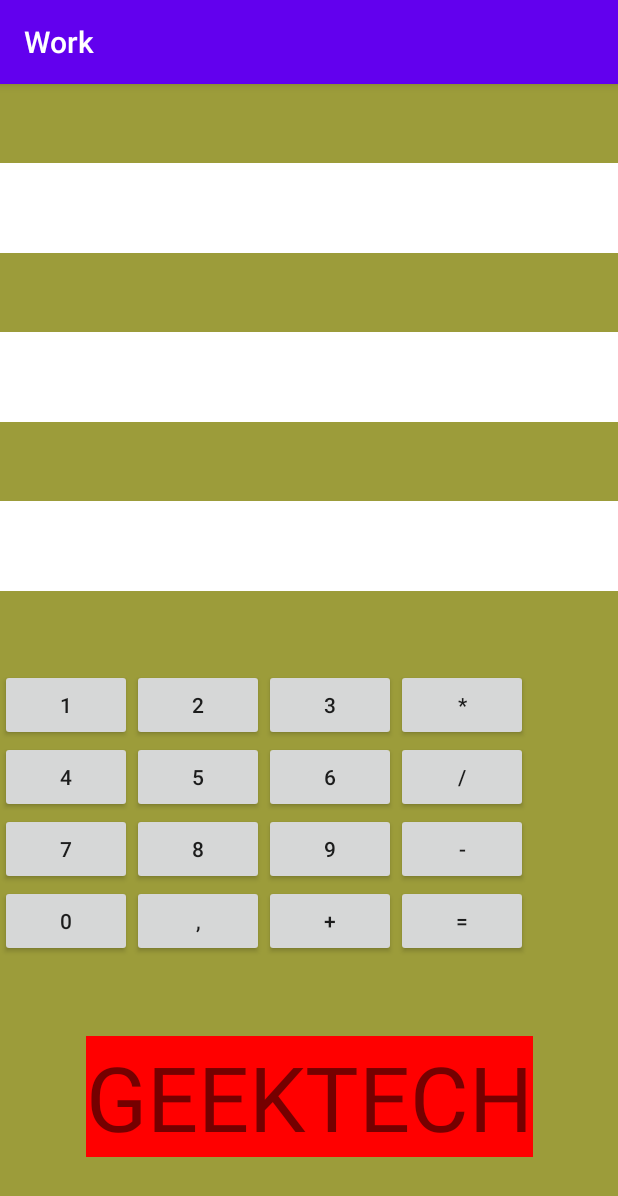
After one commit to beknazar-ctrl/3th, an Android app: the Calculator screen opened directly, with no data from a screen before it, on a phone screen of 412 x 824 dp. The commit adds this screen. Shown: the top 1196 px of the screen. Run offline under Robolectric (Android 15) with nearby library versions, the phone set to English and light mode, and no system bars.

Commit message:
добавил калькулятор

```diff
--- a/app/build.gradle
+++ b/app/build.gradle
@@ -31,4 +31,8 @@ dependencies {
     testImplementation 'junit:junit:4.12'
     androidTestImplementation 'androidx.test.ext:junit:1.1.2'
     androidTestImplementation 'androidx.test.espresso:espresso-core:3.3.0'
+    implementation 'androidx.recyclerview:recyclerview:1.1.0'
+    implementation 'com.google.android.material:material:1.1.0'
+    implementation 'androidx.legacy:legacy-support-v4:1.0.0'
+    implementation 'androidx.gridlayout:gridlayout:1.0.0'
 }
--- a/app/src/main/AndroidManifest.xml
+++ b/app/src/main/AndroidManifest.xml
@@ -9,6 +9,11 @@
         android:roundIcon="@mipmap/ic_launcher_round"
         android:supportsRtl="true"
         android:theme="@style/AppTheme">
+        <activity android:name=".Calculator">
+            <intent-filter>
+                <action android:name="android.intent.action.MAIN" />
+            </intent-filter>
+        </activity>
         <activity android:name=".LoginActivity">
             <intent-filter>
                 <action android:name="android.intent.action.MAIN" />
--- /dev/null
+++ b/app/src/main/java/com/example/work/Calculator.java
@@ -0,0 +1,79 @@
+package com.example.work;
+
+import androidx.appcompat.app.AppCompatActivity;
+
+import android.content.Intent;
+import android.os.Bundle;
+import android.util.Log;
+import android.view.View;
+import android.widget.Button;
+import android.widget.TextView;
+
+public class Calculator extends AppCompatActivity {
+    TextView txtFirst, txtSecond, txtThird;
+    Button b1, b2;
+    Button plus;
+    Button equally;
+    int number;
+    int second;
+
+    boolean plusOperation = false;
+
+    private boolean isClicked = false;
+
+    @Override
+    protected void onCreate(Bundle savedInstanceState) {
+        super.onCreate(savedInstanceState);
+        setContentView(R.layout.activity_calculator);
+        txtFirst = findViewById(R.id.txtFirst);
+        txtSecond = findViewById(R.id.txtSecond);
+        txtThird = findViewById(R.id.txtThird);
+        b1 = findViewById(R.id.first);
+        b2 = findViewById(R.id.second);
+        plus = findViewById(R.id.plus);
+        equally = findViewById(R.id.equally);
+
+        b1.setOnClickListener(new View.OnClickListener() {
+            @Override
+            public void onClick(View v) {
+                if (!isClicked) {
+                    txtFirst.setText(txtFirst.getText().toString() + b1.getText().toString());
+                } else if (isClicked) {
+                    txtThird.setText(txtThird.getText().toString() + b1.getText().toString());
+//                     }
+
+                }
+            }
+        });
+        plus.setOnClickListener(new View.OnClickListener() {
+            @Override
+            public void onClick(View v) {
+                isClicked = true;
+                plusOperation = true;
+                txtSecond.setText(plus.getText().toString());
+            }
+        });
+
+
+        equally.setOnClickListener(new View.OnClickListener() {
+            @Override
+            public void onClick(View v) {
+                number = Integer.parseInt(txtFirst.getText().toString());
+                second = Integer.parseInt(txtThird.getText().toString());
+
+
+                if (plusOperation) {
+                    txtThird.setText("" + (number + second));
+
+
+                }
+
+
+            }
+        });
+
+
+    }
+
+
+}
--- a/app/src/main/java/com/example/work/LoginActivity.java
+++ b/app/src/main/java/com/example/work/LoginActivity.java
@@ -67,7 +67,7 @@ public class LoginActivity extends AppCompatActivity {
             public void onClick(View v) {
                 if (notEmpty) {
                     if (!TextUtils.isEmpty(editText1.getText().toString()) && !TextUtils.isEmpty(editText2.getText().toString())) {
-                        Intent intent = new Intent(LoginActivity.this, MainActivity.class);
+                        Intent intent = new Intent(LoginActivity.this, Calculator.class);
                         startActivity(intent);
                     }
                 } else {
@@ -75,6 +75,7 @@ public class LoginActivity extends AppCompatActivity {
                 }
             }
         });
+
     }
 
 }
--- /dev/null
+++ b/app/src/main/res/layout/activity_calculator.xml
@@ -0,0 +1,142 @@
+<?xml version="1.0" encoding="utf-8"?>
+<androidx.constraintlayout.widget.ConstraintLayout xmlns:android="http://schemas.android.com/apk/res/android"
+    xmlns:app="http://schemas.android.com/apk/res-auto"
+    xmlns:tools="http://schemas.android.com/tools"
+    android:layout_width="match_parent"
+    android:layout_height="match_parent"
+    android:background="@color/colorAccent"
+    tools:context="Calculator">
+
+    <TextView
+        android:id="@+id/txtFirst"
+        android:layout_width="match_parent"
+        android:layout_height="60dp"
+        android:background="#FFFFFF"
+        android:gravity="bottom|right"
+        android:paddingRight="10dp"
+        android:textColor="#0E0E0E"
+        android:textSize="20dp"
+        app:layout_constraintBottom_toTopOf="@+id/txtSecond"
+        app:layout_constraintEnd_toEndOf="parent"
+        app:layout_constraintStart_toStartOf="parent"
+        app:layout_constraintTop_toTopOf="parent" />
+
+    <TextView
+        android:id="@+id/txtSecond"
+        android:layout_width="match_parent"
+        android:layout_height="60dp"
+        android:layout_marginBottom="3dp"
+        android:background="#FFFFFF"
+        android:gravity="bottom|right"
+        android:paddingRight="10dp"
+        android:textColor="#0E0E0E"
+        android:textSize="20dp"
+        app:layout_constraintBottom_toBottomOf="@id/txtThird"
+        app:layout_constraintEnd_toEndOf="parent"
+        app:layout_constraintStart_toStartOf="parent"
+        app:layout_constraintTop_toBottomOf="@id/txtFirst" />
+
+    <TextView
+        android:id="@+id/txtThird"
+        android:layout_width="match_parent"
+        android:layout_height="60dp"
+        android:background="#FFFFFF"
+        android:gravity="bottom|right"
+        android:paddingRight="10dp"
+        android:text=""
+        android:textColor="#0E0E0E"
+        android:textSize="20dp"
+        app:layout_constraintBottom_toTopOf="@id/key"
+        app:layout_constraintEnd_toEndOf="parent"
+        app:layout_constraintStart_toStartOf="parent"
+        app:layout_constraintTop_toBottomOf="@+id/txtSecond" />
+
+    <TableLayout
+        android:id="@+id/key"
+        android:layout_width="match_parent"
+        android:layout_height="wrap_content"
+        app:layout_constraintBottom_toTopOf="@id/GEEKTECH"
+        app:layout_constraintEnd_toEndOf="parent"
+        app:layout_constraintStart_toStartOf="parent"
+        app:layout_constraintTop_toBottomOf="@id/txtThird">
+
+        <TableRow>
+
+            <Button
+                android:id="@+id/first"
+
+                android:text="1" />
+
+            <Button
+                android:id="@+id/second"
+
+                android:text="2" />
+
+            <Button android:text="3" />
+
+            <Button android:text="*" />
+
+
+        </TableRow>
+
+        <TableRow>
+
+            <Button android:text="4" />
+
+            <Button android:text="5" />
+
+            <Button android:text="6" />
+
+            <Button android:text="/" />
+
+
+        </TableRow>
+
+
+        <TableRow>
+
+            <Button android:text="7" />
+
+            <Button android:text="8" />
+
+            <Button android:text="9" />
+
+            <Button android:text="-" />
+
+
+        </TableRow>
+
+
+        <TableRow>
+
+            <Button android:text="0" />
+
+            <Button android:text="," />
+
+
+            <Button
+                android:id="@+id/plus"
+
+                android:text="+" />
+
+            <Button
+                android:id="@+id/equally"
+                android:text="=" />
+        </TableRow>
+
+    </TableLayout>
+
+    <TextView
+        android:id="@+id/GEEKTECH"
+        android:layout_width="wrap_content"
+        android:layout_height="wrap_content"
+        android:background="@color/GEEKTECH"
+        android:text="GEEKTECH"
+        android:textSize="60dp"
+        app:layout_constraintBottom_toBottomOf="parent"
+        app:layout_constraintEnd_toEndOf="parent"
+        app:layout_constraintStart_toStartOf="parent"
+        app:layout_constraintTop_toBottomOf="@id/key" />
+
+
+</androidx.constraintlayout.widget.ConstraintLayout>
--- a/app/src/main/res/layout/activity_login.xml
+++ b/app/src/main/res/layout/activity_login.xml
@@ -10,7 +10,7 @@
         android:id="@+id/text1"
         android:layout_width="wrap_content"
         android:layout_height="wrap_content"
-        android:text="Hello World!"
+        android:text="Wellcom to Calculator!"
         android:textColor="#FFFFFF"
         android:textSize="40sp"
         app:layout_constraintBottom_toBottomOf="parent"
--- a/app/src/main/res/values/colors.xml
+++ b/app/src/main/res/values/colors.xml
@@ -2,5 +2,7 @@
 <resources>
     <color name="colorPrimary">#6200EE</color>
     <color name="colorPrimaryDark">#3700B3</color>
-    <color name="colorAccent">#03DAC5</color>
+    <color name="colorAccent">#9C9C3A</color>
+    <color name="colorCalculator">#405CAC</color>
+    <color name="GEEKTECH">#FF0000</color>
 </resources>
```
